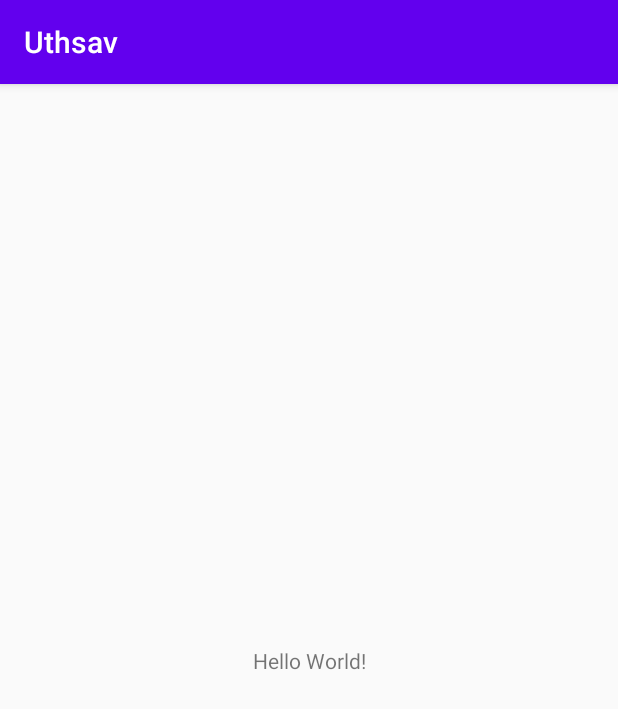
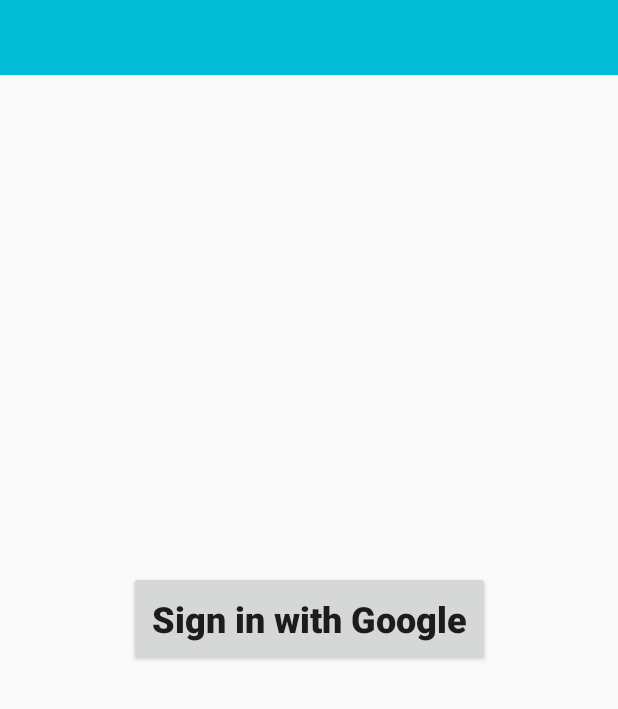
Before and after one commit to Srin01/Uthsav, an Android app: the screen it shows after launch (MainActivity before the commit, LoginActivity after it), on a phone screen of 412 x 824 dp. Shown: the top 709 px of the screen. Run offline under Robolectric (Android 15) with nearby library versions, the phone set to English and light mode, and no system bars; our stand-ins replace Firebase (no records; nobody signed in at launch, a user with empty details on screens opened directly).

Commit message:
Splash and login activity added

```diff
--- a/app/src/main/AndroidManifest.xml
+++ b/app/src/main/AndroidManifest.xml
@@ -9,7 +9,9 @@
         android:roundIcon="@mipmap/ic_launcher_round"
         android:supportsRtl="true"
         android:theme="@style/AppTheme">
-        <activity android:name=".MainActivity">
+        <activity android:name=".Activities.Activities.HomeActivity"></activity>
+        <activity android:name=".Activities.Activities.LoginActivity" />
+        <activity android:name=".Activities.SplashActivity">
             <intent-filter>
                 <action android:name="android.intent.action.MAIN" />
 
--- a/app/src/main/java/com/example/uthsav/MainActivity.java
+++ b/app/src/main/java/com/example/uthsav/Activities/Activities/HomeActivity.java
@@ -1,14 +1,16 @@
-package com.example.uthsav;
+package com.example.uthsav.Activities.Activities;
 
 import androidx.appcompat.app.AppCompatActivity;
 
 import android.os.Bundle;
 
-public class MainActivity extends AppCompatActivity {
+import com.example.uthsav.R;
+
+public class HomeActivity extends AppCompatActivity {
 
     @Override
     protected void onCreate(Bundle savedInstanceState) {
         super.onCreate(savedInstanceState);
-        setContentView(R.layout.activity_main);
+        setContentView(R.layout.activity_home);
     }
 }
--- /dev/null
+++ b/app/src/main/java/com/example/uthsav/Activities/Activities/LoginActivity.java
@@ -0,0 +1,163 @@
+package com.example.uthsav.Activities.Activities;
+
+import androidx.annotation.NonNull;
+import androidx.annotation.Nullable;
+import androidx.appcompat.app.AppCompatActivity;
+
+import android.content.Intent;
+import android.os.Bundle;
+import android.util.Log;
+import android.view.View;
+import android.widget.Button;
+import android.widget.Toast;
+
+import com.example.uthsav.R;
+import com.google.android.gms.auth.api.Auth;
+import com.google.android.gms.auth.api.signin.GoogleSignInAccount;
+import com.google.android.gms.auth.api.signin.GoogleSignInOptions;
+import com.google.android.gms.auth.api.signin.GoogleSignInResult;
+import com.google.android.gms.common.ConnectionResult;
+import com.google.android.gms.common.api.GoogleApiClient;
+import com.google.android.gms.tasks.OnCompleteListener;
+import com.google.android.gms.tasks.Task;
+import com.google.firebase.auth.AuthCredential;
+import com.google.firebase.auth.AuthResult;
+import com.google.firebase.auth.FirebaseAuth;
+import com.google.firebase.auth.FirebaseUser;
+import com.google.firebase.auth.GoogleAuthProvider;
+
+public class LoginActivity extends AppCompatActivity implements GoogleApiClient.OnConnectionFailedListener {
+
+    private static final String TAG = "myTag";
+    private Button signInButton;
+    private GoogleApiClient googleApiClient;
+    private static final int RC_SIGN_IN = 1;
+    String name, email;
+    String idToken;
+    private FirebaseAuth firebaseAuth;
+    private FirebaseAuth.AuthStateListener authStateListener;
+
+    @Override
+    protected void onCreate(Bundle savedInstanceState) {
+        super.onCreate(savedInstanceState);
+        setContentView(R.layout.activity_login);
+
+        firebaseAuth = FirebaseAuth.getInstance();
+        authStateListener = new FirebaseAuth.AuthStateListener() {
+            @Override
+            public void onAuthStateChanged(@NonNull FirebaseAuth firebaseAuth)
+            {
+                FirebaseUser user = firebaseAuth.getCurrentUser();
+
+                if (user != null) {
+                    // User is signed in
+                    // you could place other firebase code
+                    //logic to save the user details to Firebase
+                    Log.d(TAG, "onAuthStateChanged:signed_in:" + user.getUid());
+                } else {
+                    // User is signed out
+                    Log.d(TAG, "onAuthStateChanged:signed_out");
+                }
+
+            }
+        };
+
+        GoogleSignInOptions gso =  new GoogleSignInOptions.Builder(GoogleSignInOptions.DEFAULT_SIGN_IN)
+                .requestIdToken(getString(R.string.default_web_client_id))
+                .requestEmail()
+                .build();
+
+        googleApiClient=new GoogleApiClient.Builder(this)
+                .enableAutoManage(this, this)
+                .addApi(Auth.GOOGLE_SIGN_IN_API,gso)
+                .build();
+
+        signInButton = findViewById(R.id.button_signIn);
+        signInButton.setOnClickListener(new View.OnClickListener() {
+            @Override
+            public void onClick(View view) {
+                Intent intent = Auth.GoogleSignInApi.getSignInIntent(googleApiClient);
+                startActivityForResult(intent,RC_SIGN_IN);
+            }
+        });
+
+    }
+
+    @Override
+    protected void onActivityResult(int requestCode, int resultCode, @Nullable Intent data) {
+        super.onActivityResult(requestCode, resultCode, data);
+
+        if(requestCode==RC_SIGN_IN){
+            GoogleSignInResult result = Auth.GoogleSignInApi.getSignInResultFromIntent(data);
+            handleSignInResult(result);
+        }
+    }
+
+    public void onConnectionFailed(@NonNull ConnectionResult connectionResult)
+    {
+
+
+    }
+
+
+    private void firebaseAuthWithGoogle(AuthCredential credential)
+    {
+        firebaseAuth.signInWithCredential(credential)
+                .addOnCompleteListener(this, new OnCompleteListener<AuthResult>() {
+                    @Override
+                    public void onComplete(@NonNull Task<AuthResult> task)
+                    {
+                        Log.d(TAG, "signInWithCredential:onComplete:" + task.isSuccessful());
+                        if(task.isSuccessful()){
+                            Toast.makeText(LoginActivity.this, "Login successful", Toast.LENGTH_SHORT).show();
+                            startActivity(new Intent(LoginActivity.this, HomeActivity.class));
+                        }else{
+                            Log.w(TAG, "signInWithCredential" + task.getException().getMessage());
+                            task.getException().printStackTrace();
+                            Toast.makeText(LoginActivity.this, "Authentication failed.",
+                                    Toast.LENGTH_SHORT).show();
+                        }
+
+                    }
+                });
+
+    }
+
+    private void handleSignInResult(GoogleSignInResult result){
+        if(result.isSuccess()){
+            GoogleSignInAccount account = result.getSignInAccount();
+            idToken = account.getIdToken();
+            name = account.getDisplayName();
+            email = account.getEmail();
+            // you can store user data to SharedPreference
+            AuthCredential credential = GoogleAuthProvider.getCredential(idToken, null);
+            firebaseAuthWithGoogle(credential);
+        }else{
+            // Google Sign In failed, update UI appropriately
+            Log.e(TAG, "Login Unsuccessful. "+result);
+            Toast.makeText(this, "Login Unsuccessful", Toast.LENGTH_SHORT).show();
+        }
+    }
+
+    @Override
+    protected void onStart() {
+        super.onStart();
+        if (authStateListener != null){
+            FirebaseAuth.getInstance().signOut();
+        }
+        firebaseAuth.addAuthStateListener(authStateListener);
+    }
+
+    @Override
+    protected void onStop() {
+        super.onStop();
+        if (authStateListener != null){
+            firebaseAuth.removeAuthStateListener(authStateListener);
+        }
+    }
+
+    @Override
+    public void onPointerCaptureChanged(boolean hasCapture) {
+
+    }
+}
--- /dev/null
+++ b/app/src/main/java/com/example/uthsav/Activities/SplashActivity.java
@@ -0,0 +1,42 @@
+package com.example.uthsav.Activities;
+
+import androidx.appcompat.app.AppCompatActivity;
+
+import android.content.Intent;
+import android.os.Bundle;
+import android.os.Handler;
+import android.os.Looper;
+
+import com.example.uthsav.Activities.Activities.HomeActivity;
+import com.example.uthsav.Activities.Activities.LoginActivity;
+import com.example.uthsav.R;
+import com.google.firebase.auth.FirebaseAuth;
+
+public class SplashActivity extends AppCompatActivity {
+
+    FirebaseAuth firebaseAuth;
+
+    @Override
+    protected void onCreate(Bundle savedInstanceState)
+    {
+        super.onCreate(savedInstanceState);
+        setContentView(R.layout.activity_splash);
+        firebaseAuth = FirebaseAuth.getInstance();
+    }
+
+    @Override
+    protected void onResume() {
+        super.onResume();
+
+        final Intent intent;
+        intent = firebaseAuth.getCurrentUser() != null ? new Intent(this, HomeActivity.class) : new Intent(this, LoginActivity.class);
+
+        final Handler handler = new Handler(Looper.getMainLooper());
+        handler.postDelayed(() -> {
+            startActivity(intent);
+            finish();
+
+        }, 3000);
+
+    }
+}
--- a/app/src/main/res/layout/activity_main.xml
+++ b/app/src/main/res/layout/activity_home.xml
@@ -4,15 +4,6 @@
     xmlns:tools="http://schemas.android.com/tools"
     android:layout_width="match_parent"
     android:layout_height="match_parent"
-    tools:context=".MainActivity">
-
-    <TextView
-        android:layout_width="wrap_content"
-        android:layout_height="wrap_content"
-        android:text="Hello World!"
-        app:layout_constraintBottom_toBottomOf="parent"
-        app:layout_constraintLeft_toLeftOf="parent"
-        app:layout_constraintRight_toRightOf="parent"
-        app:layout_constraintTop_toTopOf="parent" />
+    tools:context=".Activities.Activities.HomeActivity">
 
 </androidx.constraintlayout.widget.ConstraintLayout>
--- /dev/null
+++ b/app/src/main/res/layout/activity_login.xml
@@ -0,0 +1,34 @@
+<?xml version="1.0" encoding="utf-8"?>
+<androidx.constraintlayout.widget.ConstraintLayout xmlns:android="http://schemas.android.com/apk/res/android"
+    xmlns:app="http://schemas.android.com/apk/res-auto"
+    xmlns:tools="http://schemas.android.com/tools"
+    android:layout_width="match_parent"
+    android:layout_height="match_parent"
+    >
+
+    <androidx.appcompat.widget.Toolbar
+        android:id="@+id/toolbar"
+        android:layout_width="match_parent"
+        android:layout_height="50dp"
+        android:background="#00BCD4"
+        tools:ignore="MissingConstraints" />
+
+    <Button
+        android:id="@+id/button_signIn"
+        android:layout_width="wrap_content"
+        android:layout_height="wrap_content"
+        android:drawablePadding="25dp"
+        android:fontFamily="sans-serif-black"
+
+        android:padding="15dp"
+        android:text="Sign in with Google"
+        android:textAllCaps="false"
+        android:textSize="24sp"
+
+        app:layout_constraintBottom_toBottomOf="parent"
+        app:layout_constraintEnd_toEndOf="parent"
+        app:layout_constraintStart_toStartOf="parent"
+        app:layout_constraintTop_toTopOf="parent"
+        />
+
+</androidx.constraintlayout.widget.ConstraintLayout>
--- a/app/src/main/res/values/styles.xml
+++ b/app/src/main/res/values/styles.xml
@@ -1,6 +1,6 @@
 <resources>
     <!-- Base application theme. -->
-    <style name="AppTheme" parent="Theme.AppCompat.Light.DarkActionBar">
+    <style name="AppTheme" parent="Theme.AppCompat.Light.NoActionBar">
         <!-- Customize your theme here. -->
         <item name="colorPrimary">@color/colorPrimary</item>
         <item name="colorPrimaryDark">@color/colorPrimaryDark</item>
```
Also changed, not shown: app/build.gradle (+12 -0 lines), app/src/main/res/layout/activity_splash.xml (added, +23 -0 lines).
